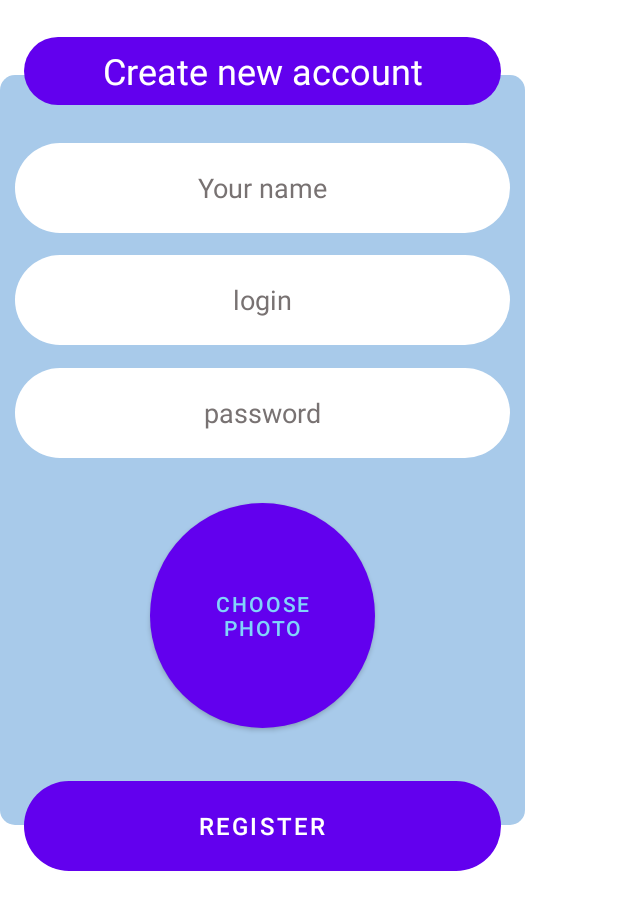
After one commit to nOmeep/chat-app-android, an Android app: the layout register_dialog_layout.xml on its own in the app's theme, with its tools: preview values and no code run, on a phone screen of 412 x 824 dp. The commit adds this screen. Shown: the top 910 px of the screen. Run offline under Robolectric (Android 15) with nearby library versions, the phone set to English and light mode, and no system bars.

Commit message:
новый красивый диалог с регистрацией

```diff
--- a/chatApp/app/src/main/res/drawable/bg_linear_layout.xml
+++ b/chatApp/app/src/main/res/drawable/bg_linear_layout.xml
@@ -4,6 +4,6 @@
 
     <solid android:color="@color/main_activity_bg"/>
 
-    <corners android:radius="7dp"/>
+    <corners android:radius="10dp"/>
 
 </shape>
--- a/chatApp/app/src/main/res/layout/activity_main.xml
+++ b/chatApp/app/src/main/res/layout/activity_main.xml
@@ -34,7 +34,6 @@
         android:inputType="textPersonName"
         android:textAlignment="center"
         app:layout_constraintEnd_toEndOf="@+id/nameEditText"
-        app:layout_constraintHorizontal_bias="0.0"
         app:layout_constraintStart_toStartOf="@+id/nameEditText"
         app:layout_constraintTop_toBottomOf="@+id/nameEditText"
         android:importantForAutofill="no" />
@@ -51,7 +50,6 @@
         android:inputType="textPassword"
         android:textAlignment="center"
         app:layout_constraintEnd_toEndOf="@+id/loginEditText"
-        app:layout_constraintHorizontal_bias="0.0"
         app:layout_constraintStart_toStartOf="@+id/loginEditText"
         app:layout_constraintTop_toBottomOf="@+id/loginEditText" />
 
--- /dev/null
+++ b/chatApp/app/src/main/res/layout/register_dialog_layout.xml
@@ -0,0 +1,115 @@
+<?xml version="1.0" encoding="utf-8"?>
+<RelativeLayout xmlns:android="http://schemas.android.com/apk/res/android"
+    android:layout_width="wrap_content"
+    android:layout_height="wrap_content"
+    xmlns:app="http://schemas.android.com/apk/res-auto"
+    android:layout_centerInParent="true">
+
+    <RelativeLayout
+        android:layout_width="350dp"
+        android:layout_height="600dp"
+        android:layout_centerInParent="true">
+
+        <RelativeLayout
+            android:id="@+id/innerRR"
+            android:layout_width="350dp"
+            android:layout_height="500dp"
+            android:layout_centerInParent="true"
+            android:background="@drawable/bg_linear_layout">
+
+            <EditText
+                android:id="@+id/dialogRegisterNameEditText"
+                android:layout_width="match_parent"
+                android:layout_height="60dp"
+                android:layout_marginStart="10dp"
+                android:layout_marginTop="45dp"
+                android:layout_marginEnd="10dp"
+                android:background="@drawable/round_edit_text"
+                android:hint="@string/your_name"
+                android:textAlignment="center"
+                android:textColor="@color/black"
+                android:textColorHint="#787272"
+                android:textSize="18sp" />
+
+            <EditText
+                android:id="@+id/dialogRegisterLoginEditText"
+                android:layout_width="match_parent"
+                android:layout_height="60dp"
+                android:layout_marginStart="10dp"
+                android:layout_marginTop="120dp"
+                android:layout_marginEnd="10dp"
+                android:background="@drawable/round_edit_text"
+                android:hint="@string/login"
+                android:textAlignment="center"
+                android:textColor="@color/black"
+                android:textColorHint="#787272"
+                android:textSize="18sp" />
+
+            <EditText
+                android:id="@+id/dialogRegisterPasswordEditText"
+                android:layout_width="match_parent"
+                android:layout_height="60dp"
+                android:layout_marginStart="10dp"
+                android:layout_marginTop="195dp"
+                android:layout_marginEnd="10dp"
+                android:background="@drawable/round_edit_text"
+                android:hint="@string/password"
+                android:textAlignment="center"
+                android:textColor="@color/black"
+                android:textColorHint="#787272"
+                android:textSize="18sp" />
+
+            <Button
+                android:id="@+id/choosePhotoButton"
+                android:layout_width="150dp"
+                android:layout_height="150dp"
+                android:layout_marginStart="100dp"
+                android:layout_marginTop="285dp"
+                android:layout_marginEnd="100dp"
+                android:background="@drawable/round_choose_photo_button"
+                android:text="@string/choose_photo"
+                android:textColor="#81D4FA" />
+
+            <de.hdodenhof.circleimageview.CircleImageView
+                android:id="@+id/selectedPhotoInRegister"
+                android:layout_width="150dp"
+                android:layout_height="150dp"
+                android:layout_marginStart="100dp"
+                android:layout_marginTop="285dp"
+                android:layout_marginEnd="100dp" />
+
+        </RelativeLayout>
+
+        <Button
+            android:id="@+id/dialogLogInButton"
+            android:layout_width="350dp"
+            android:layout_height="60dp"
+            android:layout_alignParentEnd="true"
+            android:layout_alignParentBottom="true"
+            android:layout_marginStart="16dp"
+            android:layout_marginEnd="16dp"
+            android:layout_marginBottom="19dp"
+            android:background="@drawable/round_edit_text"
+            android:text="@string/register"
+            android:textAlignment="center"
+            android:textSize="16sp" />
+
+        <TextView
+            android:id="@+id/dialogRegisterTextView"
+            android:layout_width="350dp"
+            android:layout_height="45dp"
+            android:layout_alignParentEnd="true"
+            android:layout_alignParentBottom="true"
+            android:layout_marginStart="16dp"
+            android:layout_marginEnd="16dp"
+            android:layout_marginBottom="530dp"
+            android:textColor="@color/white"
+            android:gravity="center"
+            android:background="@drawable/round_text_view_for_acc"
+            android:text="@string/create_new_account"
+            android:textAlignment="center"
+            android:textSize="24sp" />
+
+    </RelativeLayout>
+
+</RelativeLayout>
--- a/chatApp/app/src/main/res/values/strings.xml
+++ b/chatApp/app/src/main/res/values/strings.xml
@@ -6,4 +6,6 @@
     <string name="register">Register</string>
     <string name="login">login</string>
     <string name="choose_photo">Choose\nphoto</string>
+    <string name="your_name">Your name</string>
+    <string name="create_new_account">Create new account</string>
 </resources>
```
